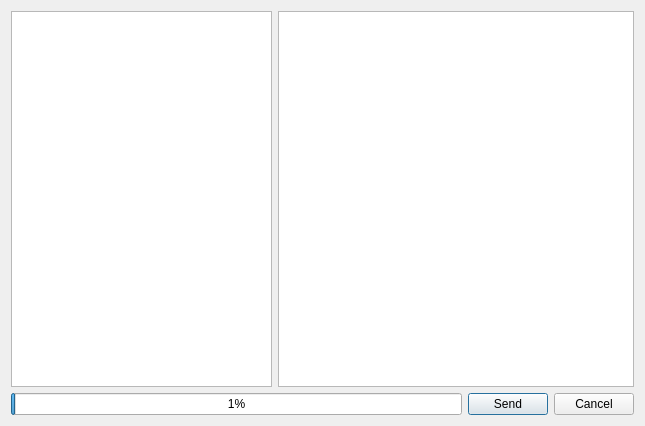
Above: MainClientNew/fileexplorar.ui from r17v1/connect before the change. Below: the same form after it.
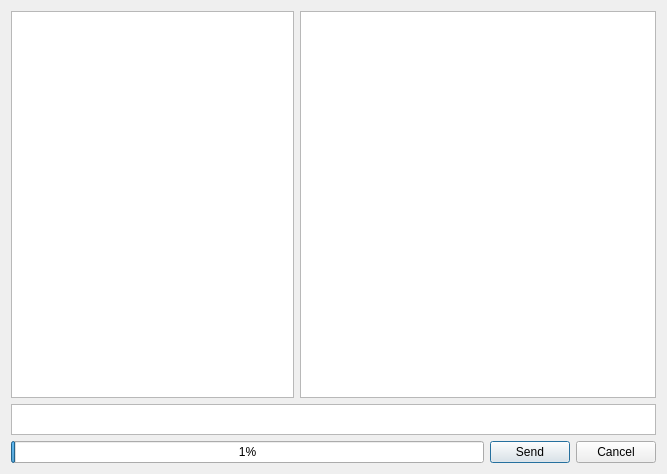
That is the form after the change.

What changed in the file:
```diff
--- a/MainClientNew/fileexplorar.ui
+++ b/MainClientNew/fileexplorar.ui
@@ -6,13 +6,15 @@
    <rect>
     <x>0</x>
     <y>0</y>
-    <width>645</width>
-    <height>426</height>
+    <width>667</width>
+    <height>474</height>
    </rect>
   </property>
   <property name="windowTitle">
    <string>Dialog</string>
   </property>
+  <layout class="QVBoxLayout" name="verticalLayout_2">
+   <item>
   <layout class="QVBoxLayout" name="verticalLayout">
    <item>
     <layout class="QHBoxLayout" name="horizontalLayout_2">
@@ -31,6 +33,16 @@
      </item>
     </layout>
    </item>
+     <item>
+      <widget class="QTextBrowser" name="file_path_show">
+       <property name="maximumSize">
+        <size>
+         <width>16777215</width>
+         <height>31</height>
+        </size>
+       </property>
+      </widget>
+     </item>
    <item>
     <layout class="QHBoxLayout" name="horizontalLayout">
      <item>
@@ -53,6 +65,8 @@
         <string>Cancel</string>
        </property>
       </widget>
+       </item>
+      </layout>
      </item>
     </layout>
    </item>
```
Lines whose indentation alone changed are shown as unchanged.
